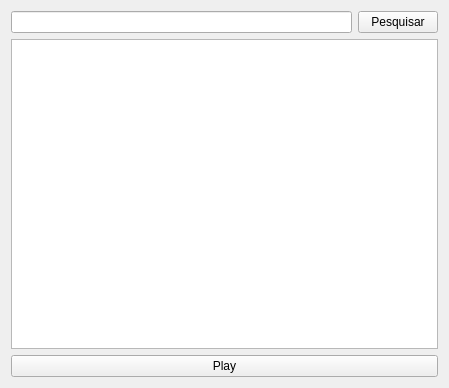
Qt form src/widget.ui (wvmcastro/qt-playlist) before a commit.
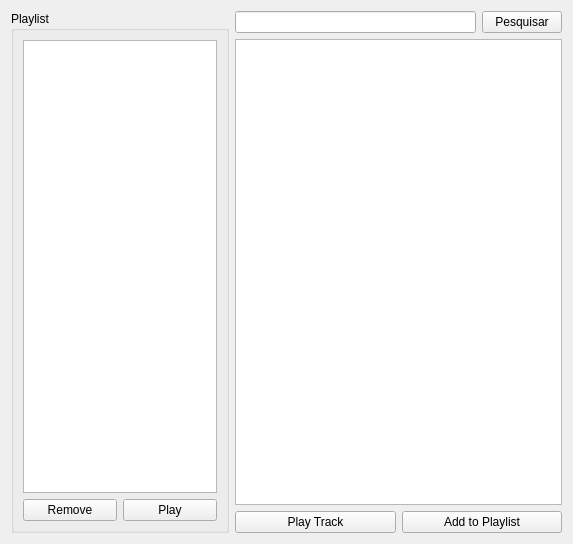
The same form after that commit.

Commit message: Adding the playlist display and buttons

The edit to the form file:
```diff
--- a/src/widget.ui
+++ b/src/widget.ui
@@ -6,23 +6,71 @@
    <rect>
     <x>0</x>
     <y>0</y>
-    <width>449</width>
-    <height>388</height>
+    <width>573</width>
+    <height>544</height>
    </rect>
   </property>
   <property name="windowTitle">
    <string>Widget</string>
   </property>
+  <layout class="QVBoxLayout" name="verticalLayout_3">
+   <item>
+    <layout class="QHBoxLayout" name="horizontalLayout_4" stretch="4,6">
+     <item>
+      <widget class="QGroupBox" name="groupBox_left">
+       <property name="sizePolicy">
+        <sizepolicy hsizetype="Preferred" vsizetype="Preferred">
+         <horstretch>0</horstretch>
+         <verstretch>0</verstretch>
+        </sizepolicy>
+       </property>
+       <property name="title">
+        <string>Playlist</string>
+       </property>
   <layout class="QVBoxLayout" name="verticalLayout_2">
    <item>
     <layout class="QVBoxLayout" name="verticalLayout">
      <item>
+           <widget class="QListWidget" name="listWidget_playlist"/>
+          </item>
+          <item>
+           <layout class="QHBoxLayout" name="horizontalLayout_2">
+            <item>
+             <widget class="QPushButton" name="pushButton_removefromplaylist">
+              <property name="text">
+               <string>Remove</string>
+              </property>
+             </widget>
+            </item>
+            <item>
+             <widget class="QPushButton" name="pushButton_playlistplayback">
+              <property name="text">
+               <string>Play</string>
+              </property>
+             </widget>
+            </item>
+           </layout>
+          </item>
+         </layout>
+        </item>
+       </layout>
+      </widget>
+     </item>
+     <item>
+      <layout class="QVBoxLayout" name="verticalLayout_right">
+       <item>
       <layout class="QHBoxLayout" name="horizontalLayout">
        <item>
         <widget class="QLineEdit" name="search_lineEdit"/>
        </item>
        <item>
         <widget class="QPushButton" name="searchButton">
+           <property name="sizePolicy">
+            <sizepolicy hsizetype="Minimum" vsizetype="Fixed">
+             <horstretch>0</horstretch>
+             <verstretch>0</verstretch>
+            </sizepolicy>
+           </property>
          <property name="text">
           <string>Pesquisar</string>
          </property>
@@ -31,14 +79,34 @@
       </layout>
      </item>
      <item>
-      <widget class="QListWidget" name="listWidget_tracksList"/>
-     </item>
+        <widget class="QListWidget" name="listWidget_tracksList">
+         <property name="sizePolicy">
+          <sizepolicy hsizetype="Expanding" vsizetype="Expanding">
+           <horstretch>1</horstretch>
+           <verstretch>0</verstretch>
+          </sizepolicy>
+         </property>
+        </widget>
+       </item>
+       <item>
+        <layout class="QHBoxLayout" name="horizontalLayout_3">
      <item>
       <widget class="QPushButton" name="pushButton_playtrack">
        <property name="text">
-        <string>Play</string>
-       </property>
-      </widget>
+            <string>Play Track</string>
+           </property>
+          </widget>
+         </item>
+         <item>
+          <widget class="QPushButton" name="pushButton_addtoplaylist">
+           <property name="text">
+            <string>Add to Playlist</string>
+           </property>
+          </widget>
+         </item>
+        </layout>
+       </item>
+      </layout>
      </item>
     </layout>
    </item>
```
Lines whose indentation alone changed are shown as unchanged. The commit also changes 3 other files.
